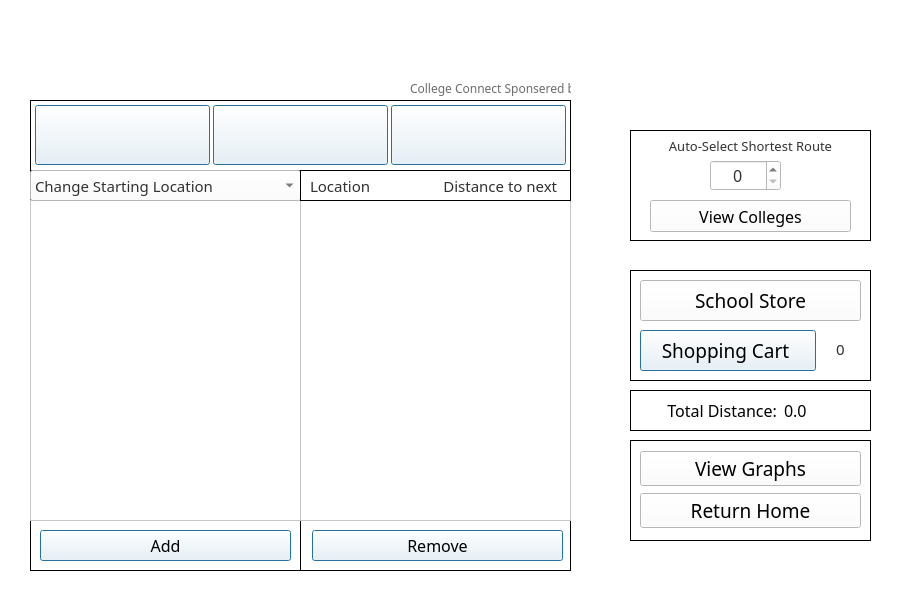
First picture: the form in tripplanner.ui, repository DannyCamacho/CollegeConnect, before the edit.
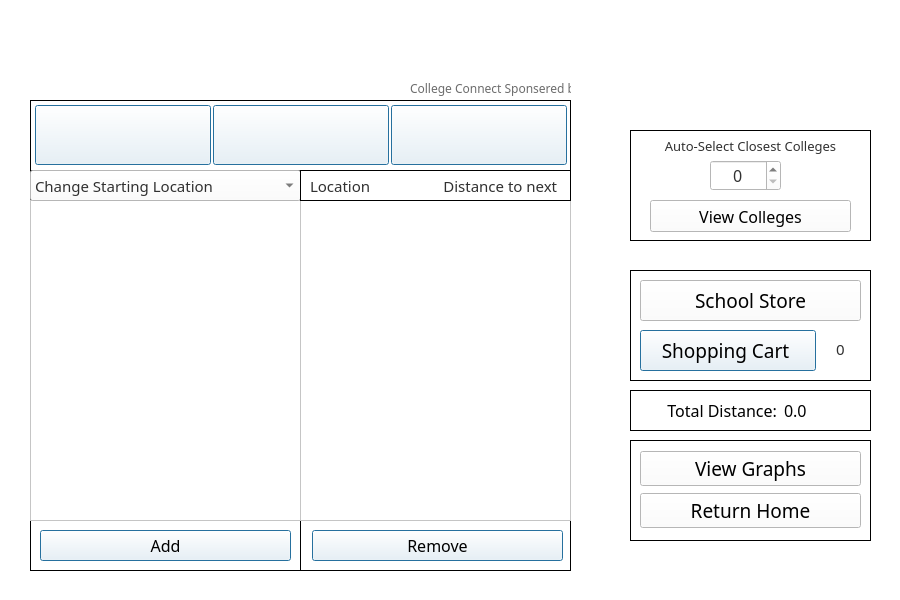
Second picture: the form after the edit. Icons and pictures are not drawn.

Commit message: rewording on tripplanner.ui closest colleges

The edit to the form file:
```diff
--- a/tripplanner.ui
+++ b/tripplanner.ui
@@ -217,13 +217,13 @@
       <rect>
        <x>361</x>
        <y>5</y>
-       <width>175</width>
+       <width>176</width>
        <height>60</height>
       </rect>
      </property>
      <property name="minimumSize">
       <size>
-       <width>146</width>
+       <width>176</width>
        <height>0</height>
       </size>
      </property>
@@ -237,7 +237,6 @@
       <font>
        <family>Bahnschrift</family>
        <pointsize>11</pointsize>
-       <weight>50</weight>
        <bold>false</bold>
       </font>
      </property>
@@ -276,13 +275,13 @@
       <rect>
        <x>5</x>
        <y>5</y>
-       <width>175</width>
+       <width>176</width>
        <height>60</height>
       </rect>
      </property>
      <property name="minimumSize">
       <size>
-       <width>146</width>
+       <width>176</width>
        <height>0</height>
       </size>
      </property>
@@ -296,7 +295,6 @@
       <font>
        <family>Bahnschrift</family>
        <pointsize>11</pointsize>
-       <weight>50</weight>
        <bold>false</bold>
       </font>
      </property>
@@ -341,13 +339,13 @@
       <rect>
        <x>183</x>
        <y>5</y>
-       <width>175</width>
+       <width>176</width>
        <height>60</height>
       </rect>
      </property>
      <property name="minimumSize">
       <size>
-       <width>146</width>
+       <width>176</width>
        <height>0</height>
       </size>
      </property>
@@ -361,7 +359,6 @@
       <font>
        <family>Bahnschrift</family>
        <pointsize>11</pointsize>
-       <weight>50</weight>
        <bold>false</bold>
       </font>
      </property>
@@ -1349,7 +1346,7 @@
       <string notr="true">color: rgb(49, 49, 49);</string>
      </property>
      <property name="text">
-      <string>Auto-Select Shortest Route</string>
+      <string>Auto-Select Closest Colleges</string>
      </property>
      <property name="alignment">
       <set>Qt::AlignCenter</set>
```
Left out of the diff: 12 changed lines with no effect on the pictures.
